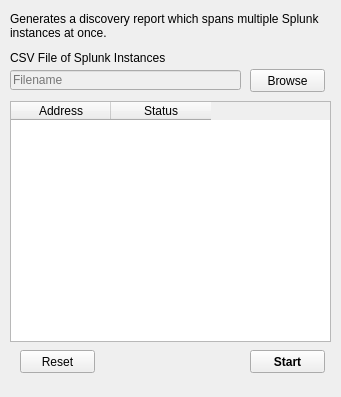
The window that misnersplunktooldiscoveryreport.ui (joemisner/misnersplunktool) describes before a commit, drawn with Qt 5.
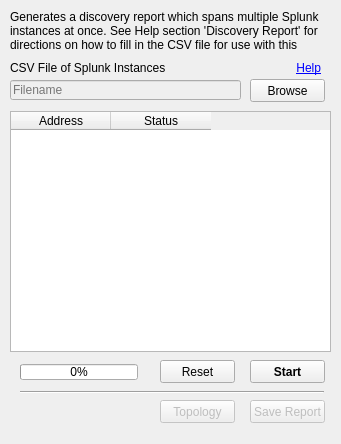
The same window after the commit. Icons and pictures are not drawn.

Commit message: added Topology view to Discovery Report tool

```diff
--- a/misnersplunktooldiscoveryreport.ui
+++ b/misnersplunktooldiscoveryreport.ui
@@ -10,27 +10,9 @@
     <x>0</x>
     <y>0</y>
     <width>341</width>
-    <height>397</height>
+    <height>444</height>
    </rect>
   </property>
-  <property name="sizePolicy">
-   <sizepolicy hsizetype="Fixed" vsizetype="Fixed">
-    <horstretch>0</horstretch>
-    <verstretch>0</verstretch>
-   </sizepolicy>
-  </property>
-  <property name="minimumSize">
-   <size>
-    <width>341</width>
-    <height>397</height>
-   </size>
-  </property>
-  <property name="maximumSize">
-   <size>
-    <width>341</width>
-    <height>397</height>
-   </size>
-  </property>
   <property name="windowTitle">
    <string>Discovery Report</string>
   </property>
@@ -43,7 +25,7 @@
     <property name="geometry">
      <rect>
       <x>10</x>
-      <y>101</y>
+      <y>111</y>
       <width>321</width>
       <height>241</height>
      </rect>
@@ -80,11 +62,11 @@
       <x>10</x>
       <y>10</y>
       <width>321</width>
-      <height>31</height>
+      <height>41</height>
      </rect>
     </property>
     <property name="text">
-     <string>Generates a discovery report which spans multiple Splunk instances at once.</string>
+     <string>Generates a discovery report which spans multiple Splunk instances at once. See Help section 'Discovery Report' for directions on how to fill in the CSV file for use with this report.</string>
     </property>
     <property name="wordWrap">
      <bool>true</bool>
@@ -97,7 +79,7 @@
     <property name="geometry">
      <rect>
       <x>10</x>
-      <y>70</y>
+      <y>80</y>
       <width>231</width>
       <height>20</height>
      </rect>
@@ -113,7 +95,7 @@
     <property name="geometry">
      <rect>
       <x>250</x>
-      <y>69</y>
+      <y>79</y>
       <width>75</width>
       <height>23</height>
      </rect>
@@ -126,7 +108,7 @@
     <property name="geometry">
      <rect>
       <x>10</x>
-      <y>50</y>
+      <y>60</y>
       <width>231</width>
       <height>16</height>
      </rect>
@@ -139,7 +121,7 @@
     <property name="geometry">
      <rect>
       <x>250</x>
-      <y>350</y>
+      <y>360</y>
       <width>75</width>
       <height>23</height>
      </rect>
@@ -157,8 +139,8 @@
    <widget class="QPushButton" name="buttonReset">
     <property name="geometry">
      <rect>
-      <x>20</x>
-      <y>350</y>
+      <x>160</x>
+      <y>360</y>
       <width>75</width>
       <height>23</height>
      </rect>
@@ -173,6 +155,92 @@
      <string>Reset</string>
     </property>
    </widget>
+   <widget class="QLabel" name="labelHelp">
+    <property name="geometry">
+     <rect>
+      <x>250</x>
+      <y>60</y>
+      <width>71</width>
+      <height>16</height>
+     </rect>
+    </property>
+    <property name="text">
+     <string>&lt;a href='help'&gt;Help&lt;/a&gt;</string>
+    </property>
+    <property name="alignment">
+     <set>Qt::AlignRight|Qt::AlignTrailing|Qt::AlignVCenter</set>
+    </property>
+   </widget>
+   <widget class="QPushButton" name="buttonTopology">
+    <property name="enabled">
+     <bool>false</bool>
+    </property>
+    <property name="geometry">
+     <rect>
+      <x>160</x>
+      <y>400</y>
+      <width>75</width>
+      <height>23</height>
+     </rect>
+    </property>
+    <property name="font">
+     <font>
+      <weight>50</weight>
+      <bold>false</bold>
+     </font>
+    </property>
+    <property name="text">
+     <string>Topology</string>
+    </property>
+   </widget>
+   <widget class="QProgressBar" name="progressBar">
+    <property name="geometry">
+     <rect>
+      <x>20</x>
+      <y>364</y>
+      <width>118</width>
+      <height>16</height>
+     </rect>
+    </property>
+    <property name="value">
+     <number>0</number>
+    </property>
+   </widget>
+   <widget class="Line" name="line">
+    <property name="geometry">
+     <rect>
+      <x>20</x>
+      <y>384</y>
+      <width>304</width>
+      <height>16</height>
+     </rect>
+    </property>
+    <property name="orientation">
+     <enum>Qt::Horizontal</enum>
+    </property>
+   </widget>
+   <widget class="QPushButton" name="buttonSaveReport">
+    <property name="enabled">
+     <bool>false</bool>
+    </property>
+    <property name="geometry">
+     <rect>
+      <x>250</x>
+      <y>400</y>
+      <width>75</width>
+      <height>23</height>
+     </rect>
+    </property>
+    <property name="font">
+     <font>
+      <weight>50</weight>
+      <bold>false</bold>
+     </font>
+    </property>
+    <property name="text">
+     <string>Save Report</string>
+    </property>
+   </widget>
   </widget>
   <widget class="QStatusBar" name="statusbar">
    <property name="sizeGripEnabled">
```
Left out of the diff: 9 changed lines with no effect on the pictures. The commit also changes 8 other files.
